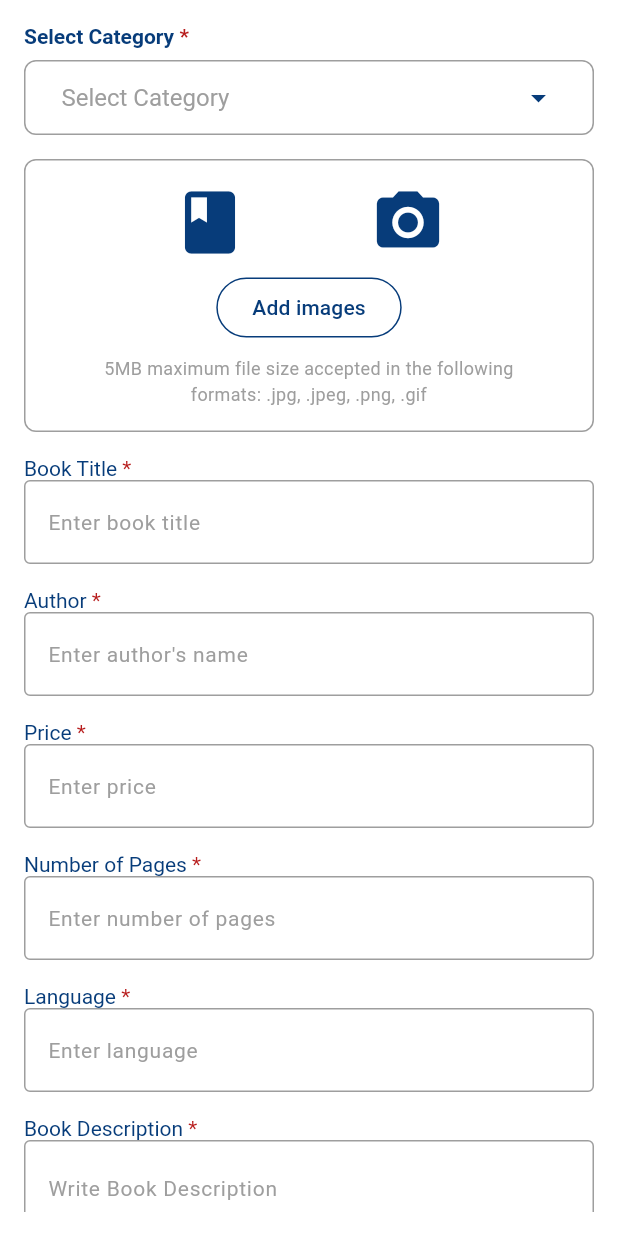
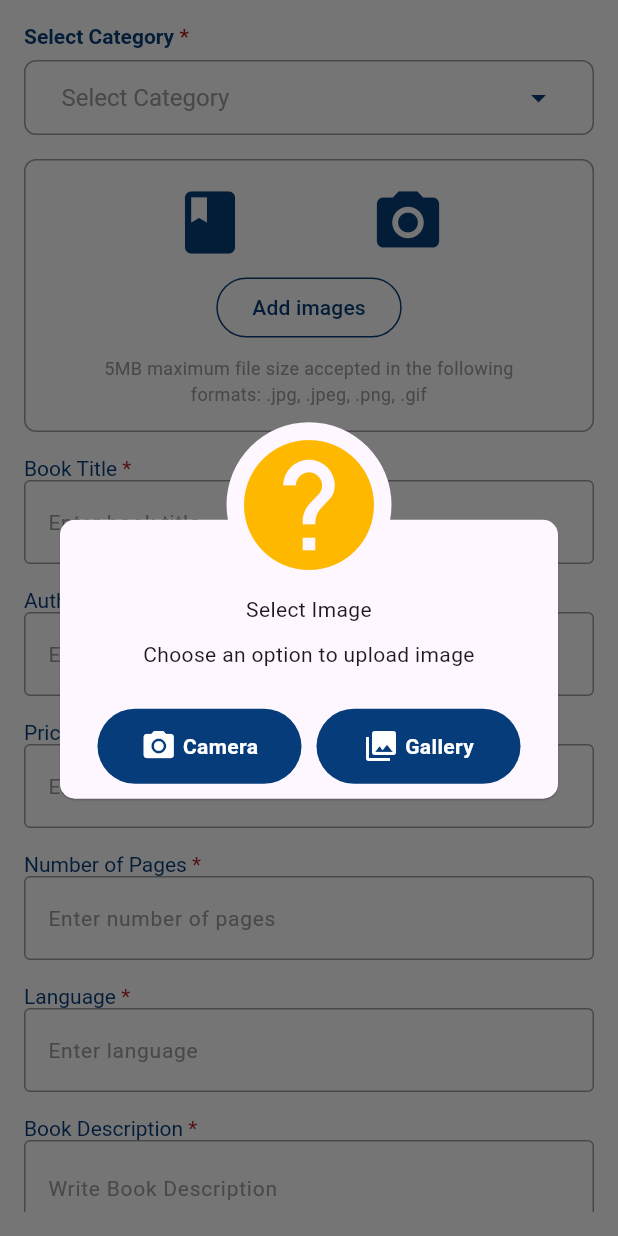
Before and after one commit to shamylkashif/E-commerce_InternIntelligence, a Flutter app: the PostAD screen opened directly, after a tap on "Add images", on a phone screen of 412 x 824 dp. Run offline on Flutter 3.47's test engine with Material 3 defaults, Android fonts, the phone set to English and light mode, and no system bars; our stand-ins replace awesome_dialog, carousel_slider, cloud_firestore, curved_navigation_bar, firebase_auth, firebase_core and 4 more; accounts and stored records are empty.

Commit message:
commit and push

```diff
--- a/lib/post_ad.dart
+++ b/lib/post_ad.dart
@@ -1,7 +1,14 @@
+import 'dart:core';
+import 'package:awesome_dialog/awesome_dialog.dart';
 import 'package:cloud_firestore/cloud_firestore.dart';
+import 'package:firebase_storage/firebase_storage.dart';
 import 'package:flutter/material.dart';
 import 'package:bookstore/commons/colors.dart';
 import 'package:flutter/services.dart';
+import 'dart:io';
+
+import 'package:image_picker/image_picker.dart';
+
 
 
 class PostAD extends StatefulWidget {
@@ -15,6 +22,43 @@ class _PostADState extends State<PostAD> {
   String? selectedCondition;
   String? selectedCategory;
   bool isChecked = false;
+  File? _image;
+  String? imagePath;
+
+  final ImagePicker _picker = ImagePicker();
+
+  //Pick image from gallery
+  Future<void> _pickImageFromGallery() async {
+    final XFile? pickedFile = await _picker.pickImage(source: ImageSource.gallery);
+    if (pickedFile != null) {
+      setState(() {
+        _image = File(pickedFile.path);
+      });
+    }
+  }
+
+  //Pick image from camera
+  Future<void> _pickImageFromCamera() async {
+    final XFile? pickedFile = await _picker.pickImage(source: ImageSource.camera);
+    if (pickedFile != null) {
+      setState(() {
+        _image = File(pickedFile.path);
+      });
+    }
+  }
+
+  //Upload image to firebase and get the download URL
+  Future<String?> _uploadImageToFirebase(File imageFile) async{
+    try{
+      String fileName = DateTime.now().microsecondsSinceEpoch.toString();
+      Reference ref = FirebaseStorage.instance.ref().child('book_images/$fileName');
+      await ref.putFile(imageFile);
+      String downloadURL = await ref.getDownloadURL();
+      return downloadURL;
+    } catch (e) {
+      print('Error Uploading Image: $e');
+    }
+  }
 
   //List of Categories
   List<String> categories = ['All Genre' , 'Comedy' , 'Fiction' , 'Horror'];
@@ -29,8 +73,11 @@ class _PostADState extends State<PostAD> {
   TextEditingController pagesController = TextEditingController();
   TextEditingController languageController = TextEditingController();
   TextEditingController descriptionController = TextEditingController();
+  //String? imageUrl = _image != null ? await _uploadImageToFirebase(_image!) : null;
 
   Future<void> _saveData() async {
+    String? imageUrl = _image != null ? await _uploadImageToFirebase(_image!) : null;
+
     //Create map to save data
     Map<String, dynamic> bookData = {
       'category': selectedCategory,
@@ -42,6 +89,7 @@ class _PostADState extends State<PostAD> {
       'description': descriptionController.text,
       'condition': selectedCondition ?? '',
       'useLocation': isChecked,
+      'imageUrl': imageUrl,
     };
     try {
       // Add data to firebase
@@ -139,7 +187,27 @@ class _PostADState extends State<PostAD> {
                     OutlinedButton(
                       style: OutlinedButton.styleFrom(side: BorderSide(color: blue)),
                       onPressed: () {
-                        // Add images functionality
+                         AwesomeDialog(
+                           context: context,
+                           dialogType: DialogType.question,
+                           animType: AnimType.scale,
+                           title: 'Select Image',
+                           titleTextStyle: TextStyle(),
+                           desc: 'Choose an option to upload image',
+                           descTextStyle: TextStyle(),
+                           btnOkText: 'Gallery',
+                           btnOkColor: blue,
+                           btnOkIcon: Icons.photo_library,
+                           btnOkOnPress: (){
+                             _pickImageFromGallery();
+                           },
+                           btnCancelText: 'Camera',
+                           btnCancelColor: blue,
+                           btnCancelIcon: Icons.camera_alt,
+                           btnCancelOnPress: (){
+                             _pickImageFromCamera();
+                           },
+                         ).show();
                       },
                       child: Text("Add images", style: TextStyle(color: blue),),
                     ),
@@ -417,7 +485,7 @@ class _PostADState extends State<PostAD> {
                 child: ElevatedButton(
                   style: ElevatedButton.styleFrom(backgroundColor: yellow),
                   onPressed: () {
-                    // Next button functionality
+                    _saveData();
                   },
                   child: Text("Save", style: TextStyle(color: blue),),
                 ),
--- a/pubspec.yaml
+++ b/pubspec.yaml
@@ -45,6 +45,7 @@ dependencies:
   image_picker: ^1.1.2
   flutter_spinkit: ^5.2.1
   font_awesome_flutter: ^10.7.0
+  awesome_dialog: ^3.2.1
 
 
   # The following adds the Cupertino Icons font to your application.
```
Also changed, not shown: lib/my_profile.dart (+0 -10 lines), pubspec.lock, 1 other file.
